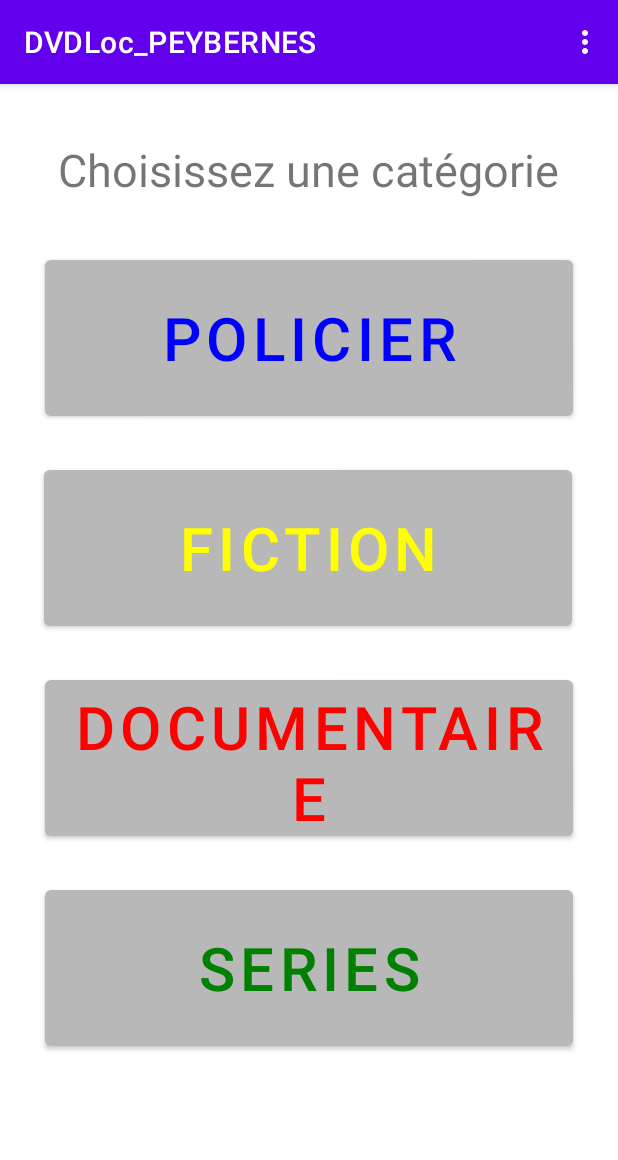
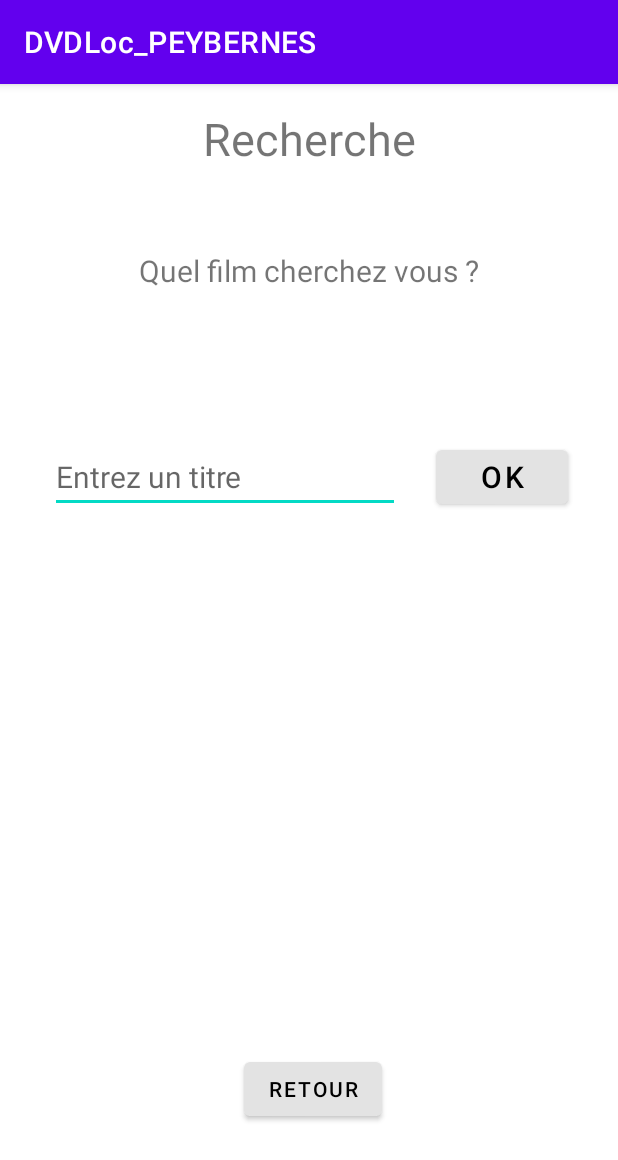
Before and after one commit to samuelpeybernes-dev/DVDLoc_PEYBERNES, an Android app: the screen it shows after launch (MainActivity before the commit, Recherche after it), in the options menu, after a tap on "Rechercher un film", on a phone screen of 412 x 824 dp. Shown: the top 1160 px of the screen. Run offline under Robolectric (Android 15) with nearby library versions, the phone set to English and light mode, and no system bars.

Commit message:
TP5 finis

```diff
--- a/app/src/main/AndroidManifest.xml
+++ b/app/src/main/AndroidManifest.xml
@@ -9,7 +9,8 @@
         android:roundIcon="@mipmap/ic_launcher_round"
         android:supportsRtl="true"
         android:theme="@style/Theme.DVDLoc_PEYBERNES">
-        <activity android:name=".Reservation"></activity>
+        <activity android:name=".Recherche"></activity>
+        <activity android:name=".Reservation" />
         <activity android:name=".Serie" />
         <activity android:name=".Documentaire" />
         <activity android:name=".Fiction" />
--- /dev/null
+++ b/app/src/main/java/com/example/dvdloc_peybernes/Recherche.java
@@ -0,0 +1,59 @@
+package com.example.dvdloc_peybernes;
+
+import androidx.appcompat.app.AppCompatActivity;
+
+import android.app.Activity;
+import android.content.Intent;
+import android.os.Bundle;
+import android.view.View;
+import android.widget.Button;
+import android.widget.EditText;
+import android.widget.Toast;
+
+public class Recherche extends AppCompatActivity {
+
+        // Def de 2 attribus prives
+        private Button btnCherche;
+        private EditText edtCherche;
+
+        @Override
+        protected void onCreate(Bundle savedInstanceState)
+        {
+            super.onCreate(savedInstanceState);
+            setContentView(R.layout.activity_recherche);
+            //Association des attributs privés à la vue
+            edtCherche = findViewById(R.id.edtRecherche);
+            btnCherche = findViewById(R.id.btnRecherche);
+            // Création du listener
+            btnCherche.setOnClickListener(new Button.OnClickListener()
+            {
+                @Override
+                public void onClick(View view)
+                {
+                    Toast toast = Toast.makeText(getApplicationContext(), edtCherche.getText(), Toast.LENGTH_SHORT);
+                    toast.show();
+
+                    Intent intent = new Intent (Recherche.this, Policier.class);
+                    intent.putExtra("titre", edtCherche.getText().toString());
+                    startActivity(intent);
+                }
+            });
+
+
+
+            //Gestion du bouton btnRetour
+            final Button btnRetour = (Button) findViewById(R.id.btnRetour);
+            //Utilisation d'un listener pour récupérer l'interaction avec le bouton
+            btnRetour.setOnClickListener(new Button.OnClickListener()
+            {
+                @Override
+                public void onClick(View arg0)
+                {
+                    //Lance l'activité qui affiche la fenêtre Fiction
+                    Intent intent = new Intent(Recherche.this, MainActivity.class);
+                    startActivity(intent);
+                }
+            });
+        }
+
+}
--- /dev/null
+++ b/app/src/main/res/layout/activity_recherche.xml
@@ -0,0 +1,77 @@
+<?xml version="1.0" encoding="utf-8"?>
+<androidx.constraintlayout.widget.ConstraintLayout xmlns:android="http://schemas.android.com/apk/res/android"
+    xmlns:app="http://schemas.android.com/apk/res-auto"
+    xmlns:tools="http://schemas.android.com/tools"
+    android:layout_width="match_parent"
+    android:layout_height="match_parent"
+    tools:context=".Recherche">
+
+    <EditText
+        android:id="@+id/edtRecherche"
+        android:layout_width="wrap_content"
+        android:layout_height="wrap_content"
+        android:layout_marginStart="20dp"
+        android:layout_marginTop="100dp"
+        android:ems="10"
+        android:hint="@string/txtEditRecherche"
+        android:inputType="textPersonName"
+        android:textSize="20sp"
+        app:layout_constraintEnd_toStartOf="@+id/btnRecherche"
+        app:layout_constraintStart_toStartOf="parent"
+        app:layout_constraintTop_toBottomOf="@+id/textView9" />
+
+    <Button
+        android:id="@+id/btnRecherche"
+        android:layout_width="wrap_content"
+        android:layout_height="wrap_content"
+        android:layout_marginStart="10dp"
+        android:layout_marginTop="100dp"
+        android:layout_marginEnd="20dp"
+        android:text="@string/txtBtnOk"
+        android:textColor="@color/black"
+        android:textSize="20sp"
+        app:backgroundTint="@color/gris"
+        app:layout_constraintEnd_toEndOf="parent"
+        app:layout_constraintStart_toEndOf="@+id/edtRecherche"
+        app:layout_constraintTop_toBottomOf="@+id/textView9" />
+
+    <TextView
+        android:id="@+id/textView8"
+        android:layout_width="wrap_content"
+        android:layout_height="wrap_content"
+        android:layout_marginStart="32dp"
+        android:layout_marginTop="16dp"
+        android:layout_marginEnd="32dp"
+        android:text="@string/txtTitreRecherche"
+        android:textSize="30sp"
+        app:layout_constraintEnd_toEndOf="parent"
+        app:layout_constraintStart_toStartOf="parent"
+        app:layout_constraintTop_toTopOf="parent" />
+
+    <TextView
+        android:id="@+id/textView9"
+        android:layout_width="wrap_content"
+        android:layout_height="wrap_content"
+        android:layout_marginStart="21dp"
+        android:layout_marginTop="54dp"
+        android:layout_marginEnd="21dp"
+        android:text="@string/txtRecherche"
+        android:textSize="20sp"
+        app:layout_constraintEnd_toEndOf="parent"
+        app:layout_constraintStart_toStartOf="parent"
+        app:layout_constraintTop_toBottomOf="@+id/textView8" />
+
+    <Button
+        android:id="@+id/btnRetour"
+        android:layout_width="wrap_content"
+        android:layout_height="wrap_content"
+        android:layout_marginStart="162dp"
+        android:layout_marginEnd="157dp"
+        android:layout_marginBottom="74dp"
+        android:text="@string/txtBtnRetour"
+        android:textColor="@color/black"
+        app:backgroundTint="@color/gris"
+        app:layout_constraintBottom_toBottomOf="parent"
+        app:layout_constraintEnd_toEndOf="parent"
+        app:layout_constraintStart_toStartOf="parent" />
+</androidx.constraintlayout.widget.ConstraintLayout>
--- a/app/src/main/res/values/strings.xml
+++ b/app/src/main/res/values/strings.xml
@@ -18,9 +18,16 @@
     <string name="txtReservation">Voulez vous réserver le film "Avatar" ?</string>
 
     <string name="txtListePoliciers">Liste des films policiers</string>
+    <string name="txtPoliciers">Titre demandé</string>
+
     <string name="txtListeFiction">Liste des films de fiction</string>
     <string name="txtListeDocu">Liste des documentaires</string>
     <string name="txtListeSerie">Liste des series</string>
+
+    <string name="txtTitreRecherche">Recherche</string>
+    <string name="txtRecherche">Quel film cherchez vous ?</string>
+    <string name="txtEditRecherche">Entrez un titre</string>
+    <string name="txtBtnOk">Ok</string>
 
     <string name="txtBtnRetour">Retour</string>
     <string name="txtBtnConfirmer">Confirmer</string>
```
Also changed, not shown: app/src/main/java/com/example/dvdloc_peybernes/MainActivity.java (+16 -2 lines), app/src/main/java/com/example/dvdloc_peybernes/Policier.java (+7 -0 lines), app/src/main/res/layout/activity_policier.xml (+13 -0 lines).
